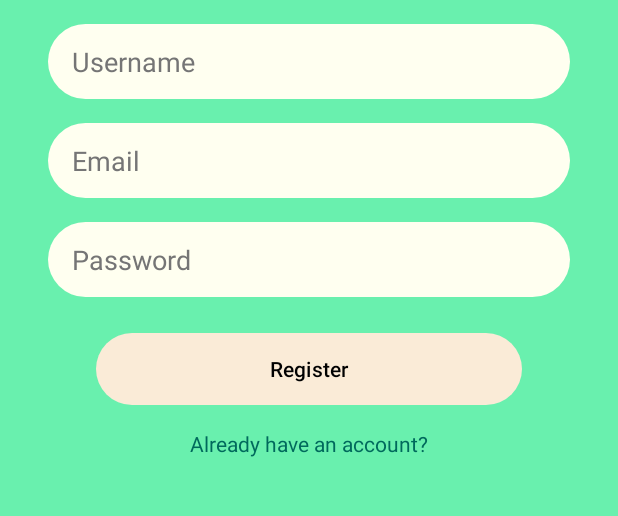
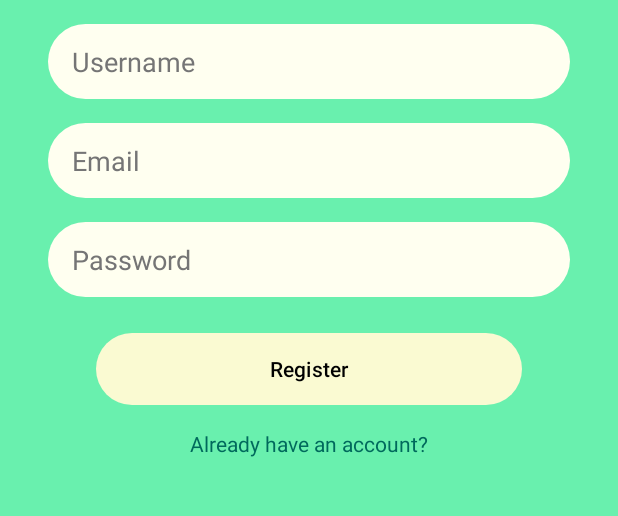
Before and after one commit to Gevindu-Piyumal/Chat-Application-Kotlin, an Android app: the screen it shows after launch (RegisterActivity), on a phone screen of 412 x 824 dp, the part 326-842 px from its top. Run offline under Robolectric (Android 15) with nearby library versions, the phone set to English and light mode, and no system bars; our stand-ins replace CircleImageView, Firebase (no records; nobody signed in at launch, a user with empty details on screens opened directly); libraries missing offline, so code that uses them is left out: com.xwray.groupie; 2 statements that could not run were skipped.

Commit message:
Sign out dialog done

```diff
--- a/app/src/main/res/values-night/themes.xml
+++ b/app/src/main/res/values-night/themes.xml
@@ -2,7 +2,7 @@
     <!-- Base application theme. -->
     <style name="Theme.Sender" parent="Theme.Material3.Dark.NoActionBar">
         <!-- Primary brand color. -->
-        <item name="colorPrimary">@color/black</item>
+        <item name="colorPrimary">@color/DimGray</item>
         <item name="colorPrimaryVariant">@color/purple_700</item>
         <item name="colorOnPrimary">@color/white</item>
         <!-- Secondary brand color. -->
@@ -13,4 +13,9 @@
 <!--        <item name="android:statusBarColor" tools:targetApi="l">?attr/colorPrimaryVariant</item>-->
         <!-- Customize your theme here. -->
     </style>
+
+    <style name="ThemeOverlay.App.MaterialAlertDialog" parent="ThemeOverlay.Material3.MaterialAlertDialog">
+        <item name="buttonBarNeutralButtonStyle">@drawable/rounded_button</item>
+        <item name="buttonBarPositiveButtonStyle">@drawable/rounded_button</item>
+    </style>
 </resources>
--- /dev/null
+++ b/app/src/main/res/values/styles.xml
@@ -0,0 +1,4 @@
+<?xml version="1.0" encoding="utf-8"?>
+<resources>
+
+</resources>
--- a/app/src/main/res/values/themes.xml
+++ b/app/src/main/res/values/themes.xml
@@ -2,8 +2,8 @@
     <!-- Base application theme. -->
     <style name="Theme.Sender" parent="Theme.Material3.Light.NoActionBar">
         <!-- Primary brand color. -->
-        <item name="colorPrimary">@color/AntiqueWhite</item>
-        <item name="colorPrimaryVariant">@color/WhiteSmoke</item>
+        <item name="colorPrimary">@color/LightGoldenrodYellow</item>
+        <item name="colorPrimaryVariant">@color/Aquamarine</item>
         <item name="colorOnPrimary">@color/black</item>
         <!-- Secondary brand color. -->
         <item name="colorSecondary">@color/PaleGreen</item>
@@ -13,5 +13,12 @@
 <!--        <item name="android:statusBarColor" >?attr/colorPrimaryVariant</item>-->
         <item name="android:windowLightStatusBar">true</item>
         <!-- Customize your theme here. -->
+
     </style>
+
+    <style name="ThemeOverlay.App.MaterialAlertDialog" parent="ThemeOverlay.Material3.MaterialAlertDialog">
+        <item name="buttonBarNeutralButtonStyle">@drawable/rounded_button</item>
+        <item name="buttonBarPositiveButtonStyle">@drawable/rounded_button</item>
+    </style>
+
 </resources>
```
Also changed, not shown: app/src/main/java/com/sender/messages/LatestMessagesActivity.kt (+20 -4 lines).
